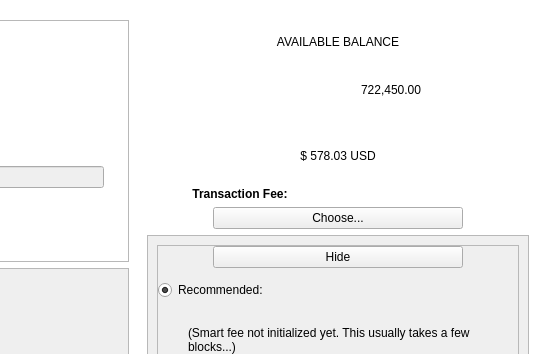
Above: src/qt/forms/sendcoinsdialog.ui from PACCommunity/PAC before the change; both pictures show x 714 to 1263 and y 0 to 354 of the 1263 by 765 pixel window. Below: the same form after it.
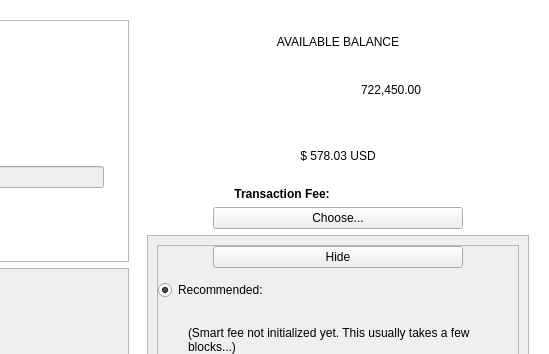
That is the form after the change. Custom widgets are drawn as their Qt base class.

Commit message: Layout alignment

```diff
--- a/src/qt/forms/sendcoinsdialog.ui
+++ b/src/qt/forms/sendcoinsdialog.ui
@@ -1121,10 +1121,10 @@
                <string notr="true">font-weight:bold;</string>
               </property>
               <property name="text">
-               <string>Transaction Fee:</string>
+               <string>Transaction Fee: </string>
               </property>
               <property name="alignment">
-               <set>Qt::AlignCenter</set>
+               <set>Qt::AlignRight|Qt::AlignTrailing|Qt::AlignVCenter</set>
               </property>
              </widget>
             </item>
```
Left out of the diff: 2 changed lines with no effect on the pictures. The commit also changes 3 other files.
